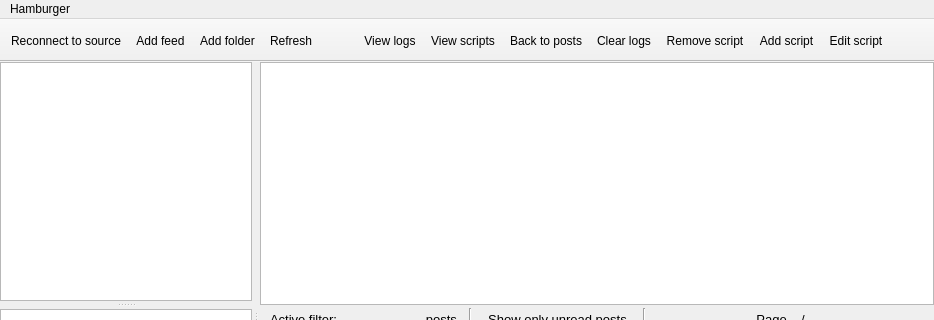
Before: the Qt Designer form client-desktop/src/widgets/MainWindow.ui in zappatic/ZapFeedReader, drawn with Qt 5; both pictures show x 0 to 934 and y 0 to 320 of the 934 by 600 pixel window.
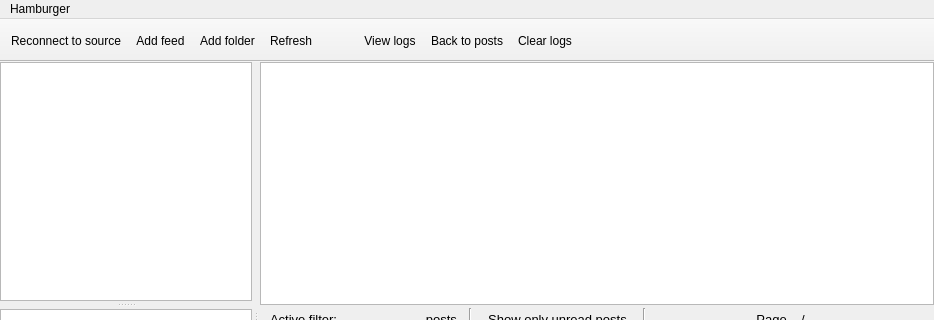
After: the same form once the commit is applied. Custom widgets are drawn as their Qt base class.

Commit message: move script stuff from mainwindow to tableviewscripts

What changed in the file:
```diff
--- a/client-desktop/src/widgets/MainWindow.ui
+++ b/client-desktop/src/widgets/MainWindow.ui
@@ -984,12 +984,8 @@
    <addaction name="action_Toolbar_refresh"/>
    <addaction name="action_Mark_as_read"/>
    <addaction name="action_View_logs"/>
-   <addaction name="action_View_scripts"/>
    <addaction name="action_Back_to_posts"/>
    <addaction name="action_Clear_logs"/>
-   <addaction name="action_Remove_script"/>
-   <addaction name="action_Add_script"/>
-   <addaction name="action_Edit_script"/>
    <addaction name="action_Dummy"/>
   </widget>
   <action name="action_Add_source">
@@ -1059,38 +1055,6 @@
     <string>Remove feed</string>
    </property>
   </action>
-  <action name="action_View_scripts">
-   <property name="text">
-    <string>View scripts</string>
-   </property>
-   <property name="toolTip">
-    <string>View scripts</string>
-   </property>
-  </action>
-  <action name="action_Edit_script">
-   <property name="text">
-    <string>Edit script</string>
-   </property>
-   <property name="toolTip">
-    <string>Edit script</string>
-   </property>
-  </action>
-  <action name="action_Remove_script">
-   <property name="text">
-    <string>Remove script</string>
-   </property>
-   <property name="toolTip">
-    <string>Remove script</string>
-   </property>
-  </action>
-  <action name="action_Add_script">
-   <property name="text">
-    <string>Add script</string>
-   </property>
-   <property name="toolTip">
-    <string>Add script</string>
-   </property>
-  </action>
   <action name="action_Mark_selection_as_read">
    <property name="text">
     <string>Mark as read</string>
```
The commit also changes 13 other files.
